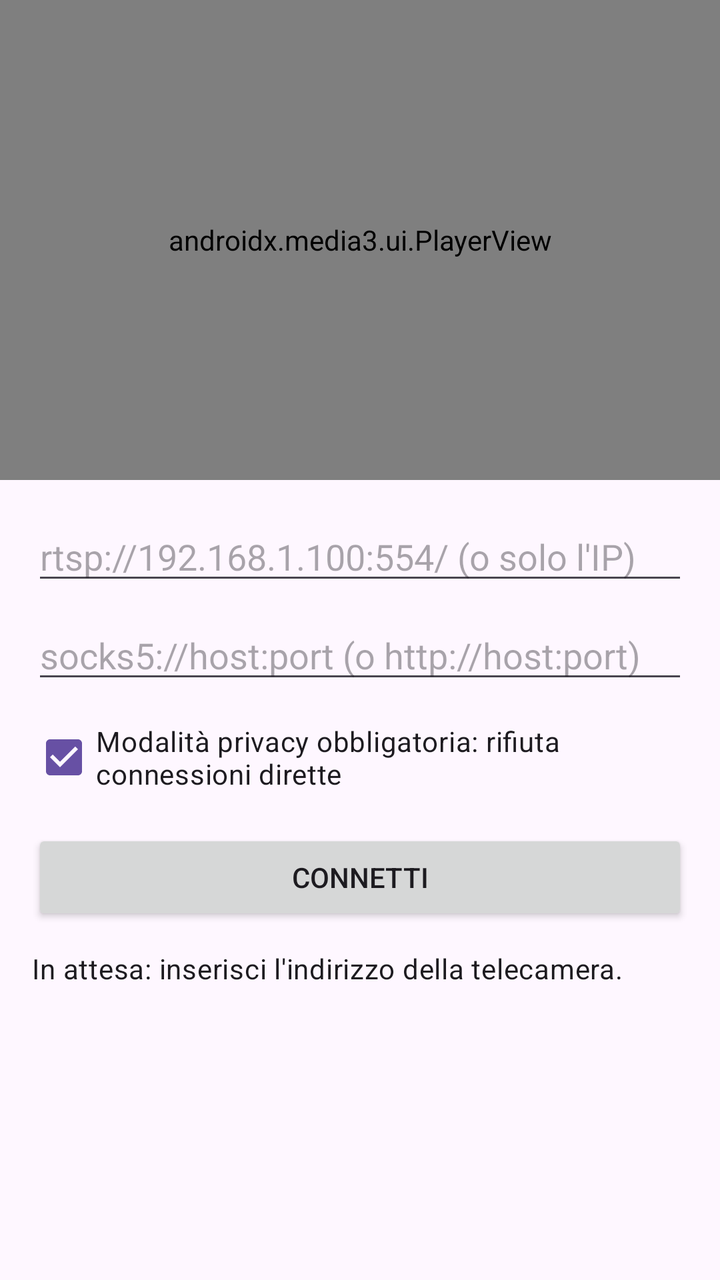
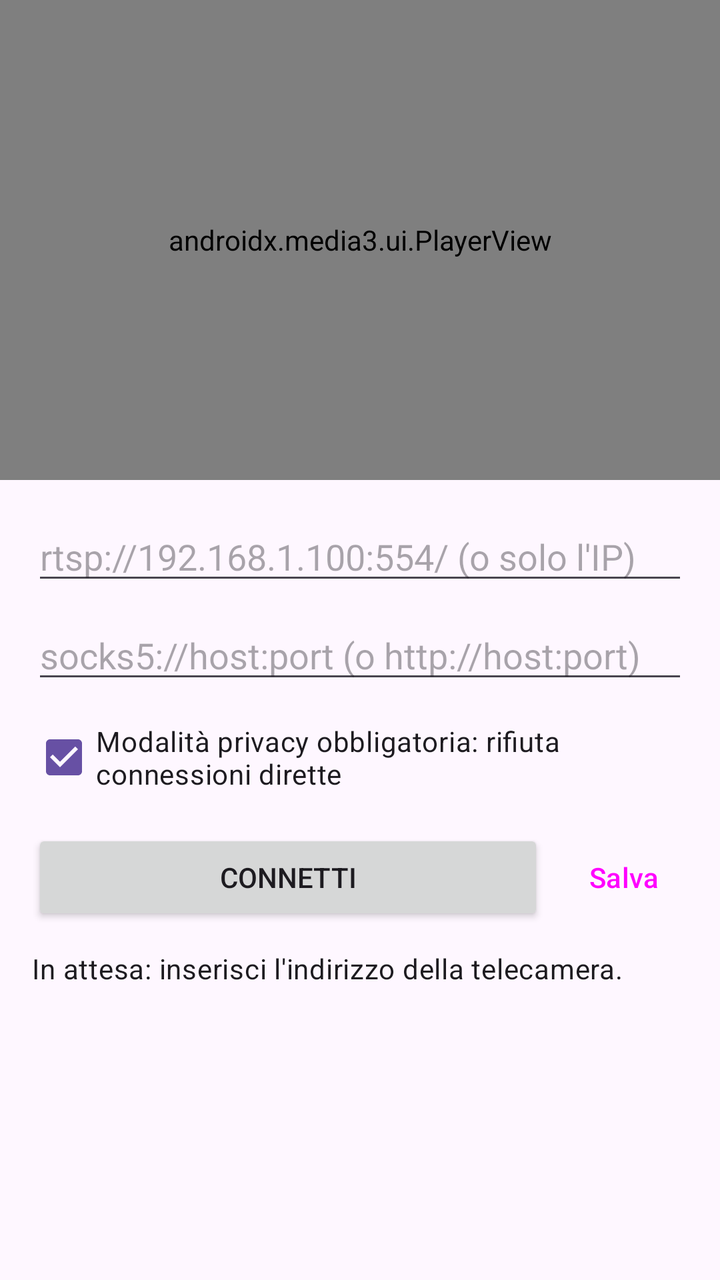

Before-and-after screenshots of an Android layout around one commit, followed by the original layout XML and the change that was made.
<!-- AndroidManifest.xml: application theme Theme.RTSPCamTunnel -->
<!-- res/layout/activity_main.xml -->
<?xml version="1.0" encoding="utf-8"?>
<LinearLayout xmlns:android="http://schemas.android.com/apk/res/android"
    xmlns:app="http://schemas.android.com/apk/res-auto"
    android:layout_width="match_parent"
    android:layout_height="match_parent"
    android:orientation="vertical"
    android:background="?android:attr/colorBackground">

    
    <androidx.media3.ui.PlayerView
        android:id="@+id/playerView"
        android:layout_width="match_parent"
        android:layout_height="240dp"
        android:background="#000000"
        app:resize_mode="fit"
        app:use_controller="false" />

    <ScrollView
        android:layout_width="match_parent"
        android:layout_height="match_parent">

        <LinearLayout
            android:layout_width="match_parent"
            android:layout_height="wrap_content"
            android:orientation="vertical"
            android:padding="16dp">

            <EditText
                android:id="@+id/etUrl"
                android:layout_width="match_parent"
                android:layout_height="wrap_content"
                android:hint="@string/url_hint"
                android:inputType="textUri"
                android:importantForAutofill="no"
                android:layout_marginBottom="8dp" />

            <EditText
                android:id="@+id/etProxy"
                android:layout_width="match_parent"
                android:layout_height="wrap_content"
                android:hint="@string/proxy_hint"
                android:inputType="textUri"
                android:importantForAutofill="no"
                android:layout_marginBottom="8dp" />

            <CheckBox
                android:id="@+id/cbRequireProxy"
                android:layout_width="match_parent"
                android:layout_height="wrap_content"
                android:checked="true"
                android:text="@string/require_proxy_label"
                android:layout_marginBottom="12dp" />

            <Button
                android:id="@+id/btnConnect"
                android:layout_width="match_parent"
                android:layout_height="wrap_content"
                android:text="@string/connect" />

            <TextView
                android:id="@+id/tvStatus"
                android:layout_width="match_parent"
                android:layout_height="wrap_content"
                android:layout_marginTop="12dp"
                android:text="@string/status_idle"
                android:textAppearance="?attr/textAppearanceBodyMedium" />
        </LinearLayout>
    </ScrollView>
</LinearLayout>
<!-- resources referenced by this layout -->
<resources>
  <string name="connect">Connetti</string>
  <string name="proxy_hint">socks5://host:port (o http://host:port)</string>
  <string name="require_proxy_label">Modalità privacy obbligatoria: rifiuta connessioni dirette</string>
  <string name="status_idle">In attesa: inserisci l\'indirizzo della telecamera.</string>
  <string name="url_hint">rtsp://192.168.1.100:554/ (o solo l\'IP)</string>
  <style name="Theme.RTSPCamTunnel" parent="Theme.Material3.DayNight.NoActionBar" />
</resources>

<!-- the commit's change to res/layout/activity_main.xml (unified diff, before → after) -->
@@ -51,11 +51,26 @@
                 android:text="@string/require_proxy_label"
                 android:layout_marginBottom="12dp" />
 
-            <Button
-                android:id="@+id/btnConnect"
+            <LinearLayout
                 android:layout_width="match_parent"
                 android:layout_height="wrap_content"
-                android:text="@string/connect" />
+                android:orientation="horizontal">
+
+                <Button
+                    android:id="@+id/btnConnect"
+                    android:layout_width="0dp"
+                    android:layout_height="wrap_content"
+                    android:layout_weight="1"
+                    android:text="@string/connect" />
+
+                <Button
+                    android:id="@+id/btnSave"
+                    style="?attr/buttonBarButtonStyle"
+                    android:layout_width="wrap_content"
+                    android:layout_height="wrap_content"
+                    android:layout_marginStart="8dp"
+                    android:text="@string/save" />
+            </LinearLayout>
 
             <TextView
                 android:id="@+id/tvStatus"
@@ -64,6 +79,21 @@
                 android:layout_marginTop="12dp"
                 android:text="@string/status_idle"
                 android:textAppearance="?attr/textAppearanceBodyMedium" />
+
+            <TextView
+                android:id="@+id/tvSavedTitle"
+                android:layout_width="match_parent"
+                android:layout_height="wrap_content"
+                android:layout_marginTop="16dp"
+                android:visibility="gone"
+                android:text="@string/saved_title"
+                android:textAppearance="?attr/textAppearanceTitleMedium" />
+
+            <LinearLayout
+                android:id="@+id/llSavedList"
+                android:layout_width="match_parent"
+                android:layout_height="wrap_content"
+                android:orientation="vertical" />
         </LinearLayout>
     </ScrollView>
 </LinearLayout>
<!-- resource entries referenced after the edit -->
@@ -3,6 +3,8 @@
   <string name="connect">Connetti</string>
   <string name="proxy_hint">socks5://host:port (o http://host:port)</string>
   <string name="require_proxy_label">Modalità privacy obbligatoria: rifiuta connessioni dirette</string>
+  <string name="save">Salva</string>
+  <string name="saved_title">Telecamere salvate (tocca per connetterti):</string>
   <string name="status_idle">In attesa: inserisci l\'indirizzo della telecamera.</string>
   <string name="url_hint">rtsp://192.168.1.100:554/ (o solo l\'IP)</string>
   <style name="Theme.RTSPCamTunnel" parent="Theme.Material3.DayNight.NoActionBar" />
